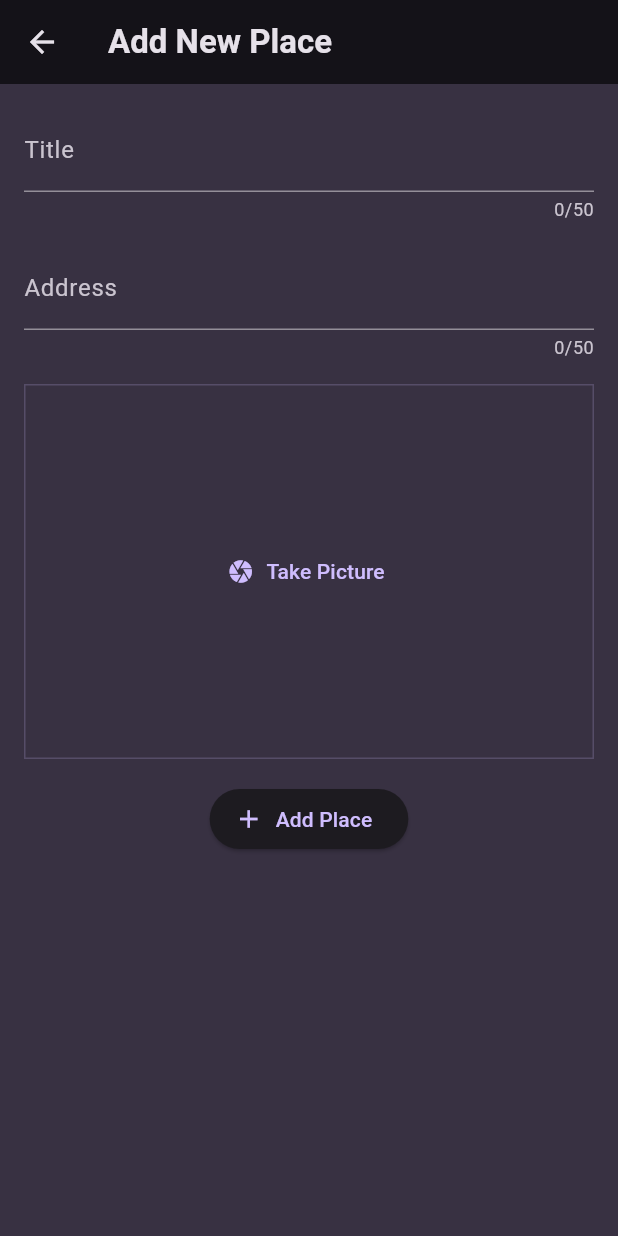
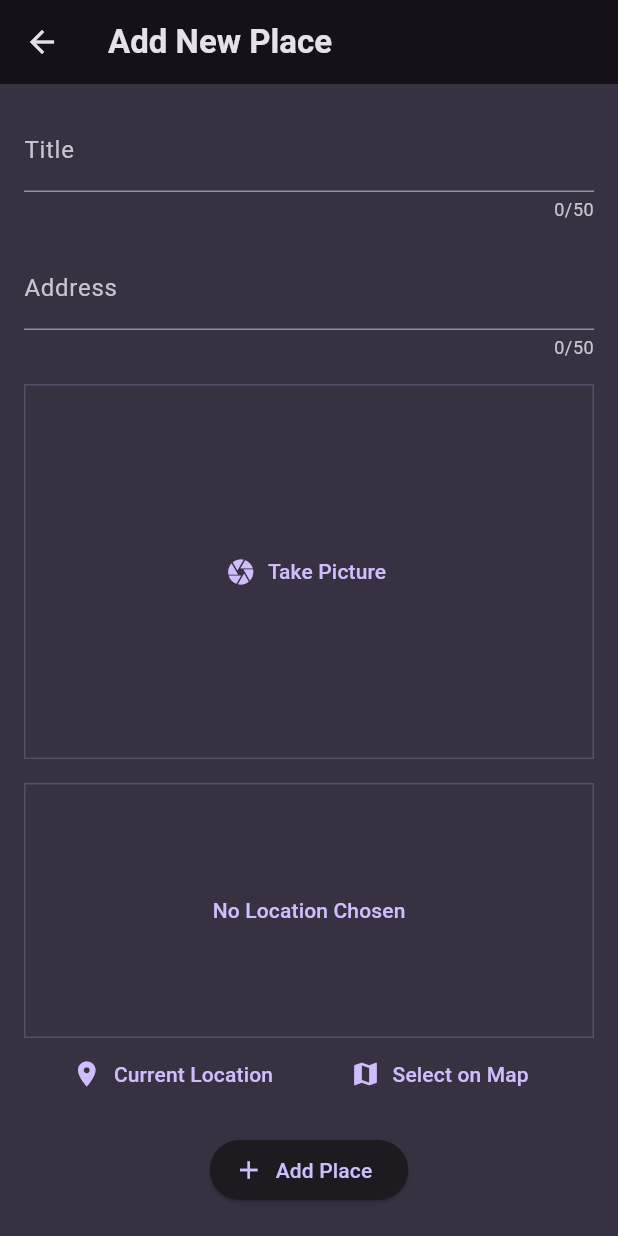
Before and after one commit to lcd11001/flutter-favorite-places, a Flutter app: the NewPlaceScreen screen opened directly, on a phone screen of 412 x 824 dp. Run offline on Flutter 3.47's test engine with Material 3 defaults, Android fonts, the phone set to English and light mode, and no system bars; our stand-ins replace cached_network_image, flutter_riverpod, freezed_annotation, google_fonts, image_picker, location and 2 more; generated files the repository leaves out were written again; network calls fail.

Commit message:
+ pick current location

```diff
--- a/lib/screens/new_place_screen.dart
+++ b/lib/screens/new_place_screen.dart
@@ -1,5 +1,6 @@
 import 'dart:io';
 
+import 'package:favorite_places/widgets/location_input.dart';
 import 'package:flutter/material.dart';
 import 'package:flutter_riverpod/flutter_riverpod.dart';
 
@@ -69,6 +70,8 @@ class _NewPlaceScreenState extends ConsumerState<NewPlaceScreen> {
                   },
                 ),
                 const SizedBox(height: 16),
+                LocationInput(),
+                const SizedBox(height: 16),
                 ElevatedButton.icon(
                   icon: _isSaving
                       ? const SizedBox(
--- a/lib/widgets/image_input.dart
+++ b/lib/widgets/image_input.dart
@@ -57,7 +57,10 @@ class _ImageInputState extends State<ImageInput> {
   Widget _buildCameraButton() {
     return TextButton.icon(
       onPressed: _takePicture,
-      icon: const Icon(Icons.camera),
+      icon: const Icon(
+        Icons.camera,
+        size: 20,
+      ),
       label: const Text('Take Picture'),
     );
   }
--- a/lib/widgets/location_input.dart
+++ b/lib/widgets/location_input.dart
@@ -1,6 +1,5 @@
-import 'package:flutter/cupertino.dart';
 import 'package:flutter/material.dart';
-import 'package:flutter/widgets.dart';
+import 'package:location/location.dart';
 
 class LocationInput extends StatefulWidget {
   // final Function onSelectPlace;
@@ -15,6 +14,45 @@ class LocationInput extends StatefulWidget {
 }
 
 class _LocationInputState extends State<LocationInput> {
+  LocationData? _pickedLocation;
+  bool _isGettingLocation = false;
+
+  void _getCurrentLocation() async {
+    Location location = Location.instance;
+
+    bool serviceEnabled;
+    PermissionStatus permissionGranted;
+    LocationData locationData;
+
+    serviceEnabled = await location.serviceEnabled();
+    if (!serviceEnabled) {
+      serviceEnabled = await location.requestService();
+      if (!serviceEnabled) {
+        return;
+      }
+    }
+
+    permissionGranted = await location.hasPermission();
+    if (permissionGranted == PermissionStatus.denied) {
+      permissionGranted = await location.requestPermission();
+      if (permissionGranted != PermissionStatus.granted) {
+        return;
+      }
+    }
+
+    setState(() {
+      _isGettingLocation = true;
+    });
+
+    locationData = await location.getLocation();
+    debugPrint('Location: ${locationData.latitude}, ${locationData.longitude}');
+
+    setState(() {
+      _pickedLocation = locationData;
+      _isGettingLocation = false;
+    });
+  }
+
   @override
   Widget build(BuildContext context) {
     final colorScheme = Theme.of(context).colorScheme;
@@ -33,7 +71,9 @@ class _LocationInputState extends State<LocationInput> {
           width: double.infinity,
           child: Center(
             child: Text(
-              'No Location Chosen',
+              _pickedLocation == null
+                  ? 'No Location Chosen'
+                  : 'Location Chosen (${_pickedLocation!.latitude}, ${_pickedLocation!.longitude})',
               style: textTheme.labelLarge!.copyWith(
                 color: colorScheme.primary,
               ),
@@ -47,8 +87,17 @@ class _LocationInputState extends State<LocationInput> {
             children: [
               Expanded(
                 child: TextButton.icon(
-                  onPressed: () {},
-                  icon: const Icon(Icons.location_on),
+                  onPressed: _getCurrentLocation,
+                  icon: _isGettingLocation
+                      ? const SizedBox(
+                          width: 20,
+                          height: 20,
+                          child: CircularProgressIndicator(),
+                        )
+                      : const Icon(
+                          Icons.location_on,
+                          size: 20,
+                        ),
                   label: const Text('Current Location'),
                 ),
               ),
@@ -58,7 +107,10 @@ class _LocationInputState extends State<LocationInput> {
               Expanded(
                 child: TextButton.icon(
                   onPressed: () {},
-                  icon: const Icon(Icons.map),
+                  icon: const Icon(
+                    Icons.map,
+                    size: 20,
+                  ),
                   label: const Text('Select on Map'),
                 ),
               ),
```
